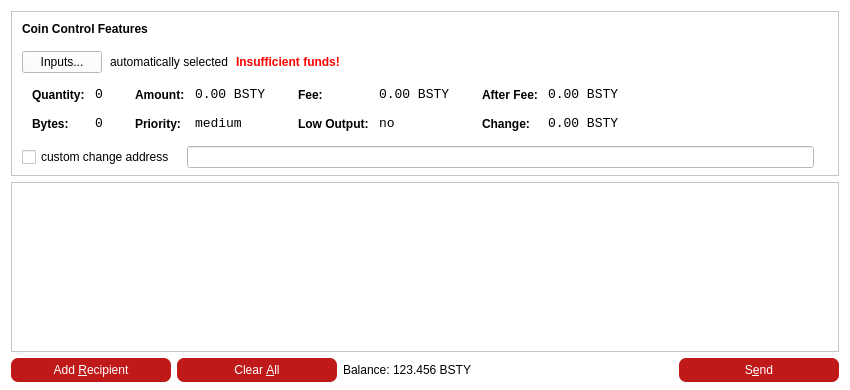
This is src/qt/forms/sendcoinsdialog.ui in GlobalBoost/GlobalBoost-Y as Qt 5 draws it before an edit. The edited form follows.
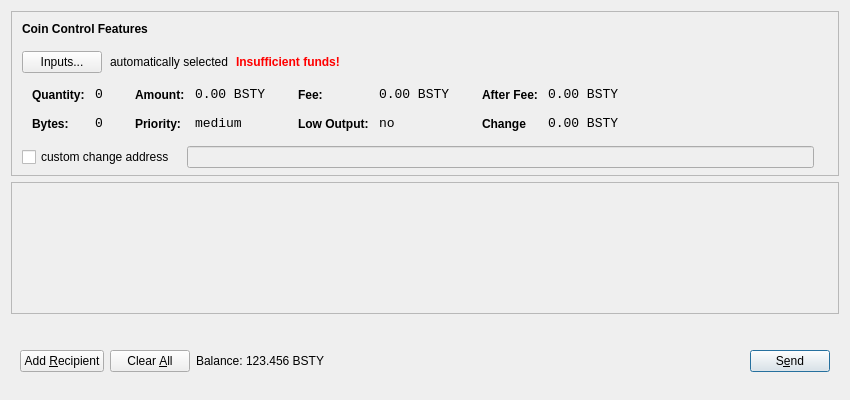
This is the edited form. Icons and pictures are not drawn.

```diff
--- a/src/qt/forms/sendcoinsdialog.ui
+++ b/src/qt/forms/sendcoinsdialog.ui
@@ -7,21 +7,12 @@
     <x>0</x>
     <y>0</y>
     <width>850</width>
-    <height>390</height>
+    <height>400</height>
    </rect>
   </property>
-  <property name="maximumSize">
-   <size>
-    <width>16777215</width>
-    <height>390</height>
-   </size>
-  </property>
   <property name="windowTitle">
    <string>Send Coins</string>
   </property>
-  <property name="styleSheet">
-   <string notr="true">background-color: white;</string>
-  </property>
   <layout class="QVBoxLayout" name="verticalLayout" stretch="0,1,0">
    <property name="bottomMargin">
     <number>8</number>
@@ -515,7 +506,7 @@
                   <string notr="true">font-weight:bold;</string>
                  </property>
                  <property name="text">
-                  <string>Change:</string>
+                  <string>Change</string>
                  </property>
                 </widget>
                </item>
@@ -635,7 +626,7 @@
         <x>0</x>
         <y>0</y>
         <width>830</width>
-        <height>145</height>
+        <height>104</height>
        </rect>
       </property>
       <layout class="QVBoxLayout" name="verticalLayout_2">
@@ -667,42 +658,31 @@
     </widget>
    </item>
    <item>
+    <widget class="QWidget" name="buttonBar" native="true">
     <layout class="QHBoxLayout" name="horizontalLayout">
+      <property name="leftMargin">
+       <number>9</number>
+      </property>
+      <property name="topMargin">
+       <number>30</number>
+      </property>
+      <property name="rightMargin">
+       <number>9</number>
+      </property>
+      <property name="bottomMargin">
+       <number>20</number>
+      </property>
      <item>
       <widget class="QPushButton" name="addButton">
+        <property name="maximumSize">
+         <size>
+          <width>136</width>
+          <height>36</height>
+         </size>
+        </property>
        <property name="toolTip">
         <string>Send to multiple recipients at once</string>
        </property>
-       <property name="styleSheet">
-        <string notr="true">QPushButton {
- color: white;
- background-color: #BF1919;
- border-width: 0px;
- border-color: #339;
- border-style: solid;
- border-radius: 7;
- padding: 3px;
- font-size: 12px;
- padding-left: 5px;
- padding-right: 5px;
- min-width: 150px;
- max-width:150px;
- min-height: 18px;
- max-height: 18px;
-}
-
-QPushButton:!enabled {
-	background-color: #769597;
-}
-
-QPushButton:hover {
-	background-color: #990000;
-}
-
-QPushButton:pressed:flat {
-	background-color: #00a99d;
-}</string>
-       </property>
        <property name="text">
         <string>Add &amp;Recipient</string>
        </property>
@@ -723,39 +703,15 @@
          <verstretch>0</verstretch>
         </sizepolicy>
        </property>
+        <property name="maximumSize">
+         <size>
+          <width>100</width>
+          <height>36</height>
+         </size>
+        </property>
        <property name="toolTip">
         <string>Remove all transaction fields</string>
        </property>
-       <property name="styleSheet">
-        <string notr="true">QPushButton {
- color: white;
- background-color: #BF1919;
- border-width: 0px;
- border-color: #339;
- border-style: solid;
- border-radius: 7;
- padding: 3px;
- font-size: 12px;
- padding-left: 5px;
- padding-right: 5px;
- min-width: 150px;
- max-width:150px;
- min-height: 18px;
- max-height: 18px;
-}
-
-QPushButton:!enabled {
-	background-color: #769597;
-}
-
-QPushButton:hover {
-	background-color: #990000;
-}
-
-QPushButton:pressed:flat {
-	background-color: #00a99d;
-}</string>
-       </property>
        <property name="text">
         <string>Clear &amp;All</string>
        </property>
@@ -778,6 +734,12 @@
        </property>
        <item>
         <widget class="QLabel" name="label">
+          <property name="sizePolicy">
+           <sizepolicy hsizetype="Preferred" vsizetype="Fixed">
+            <horstretch>0</horstretch>
+            <verstretch>0</verstretch>
+           </sizepolicy>
+          </property>
          <property name="text">
           <string>Balance:</string>
          </property>
@@ -785,6 +747,12 @@
        </item>
        <item>
         <widget class="QLabel" name="labelBalance">
+          <property name="sizePolicy">
+           <sizepolicy hsizetype="Preferred" vsizetype="Fixed">
+            <horstretch>0</horstretch>
+            <verstretch>0</verstretch>
+           </sizepolicy>
+          </property>
          <property name="cursor">
           <cursorShape>IBeamCursor</cursorShape>
          </property>
@@ -813,45 +781,15 @@
      </item>
      <item>
       <widget class="QPushButton" name="sendButton">
-       <property name="minimumSize">
+        <property name="maximumSize">
         <size>
-         <width>160</width>
-         <height>24</height>
+          <width>96</width>
+          <height>36</height>
         </size>
        </property>
        <property name="toolTip">
         <string>Confirm the send action</string>
        </property>
-       <property name="styleSheet">
-        <string notr="true">QPushButton {
- color: white;
- background-color: #BF1919;
- border-width: 0px;
- border-color: #339;
- border-style: solid;
- border-radius: 7;
- padding: 3px;
- font-size: 12px;
- padding-left: 5px;
- padding-right: 5px;
- min-width: 150px;
- max-width:150px;
- min-height: 18px;
- max-height: 18px;
-}
-
-QPushButton:!enabled {
-	background-color: #769597;
-}
-
-QPushButton:hover {
-	background-color: #990000;
-}
-
-QPushButton:pressed:flat {
-	background-color: #00a99d;
-}</string>
-       </property>
        <property name="text">
         <string>S&amp;end</string>
        </property>
@@ -865,6 +803,7 @@
       </widget>
      </item>
     </layout>
+    </widget>
    </item>
   </layout>
  </widget>
```
Left out of the diff: 51 changed lines with no effect on the pictures. Lines whose indentation alone changed are shown as unchanged.
